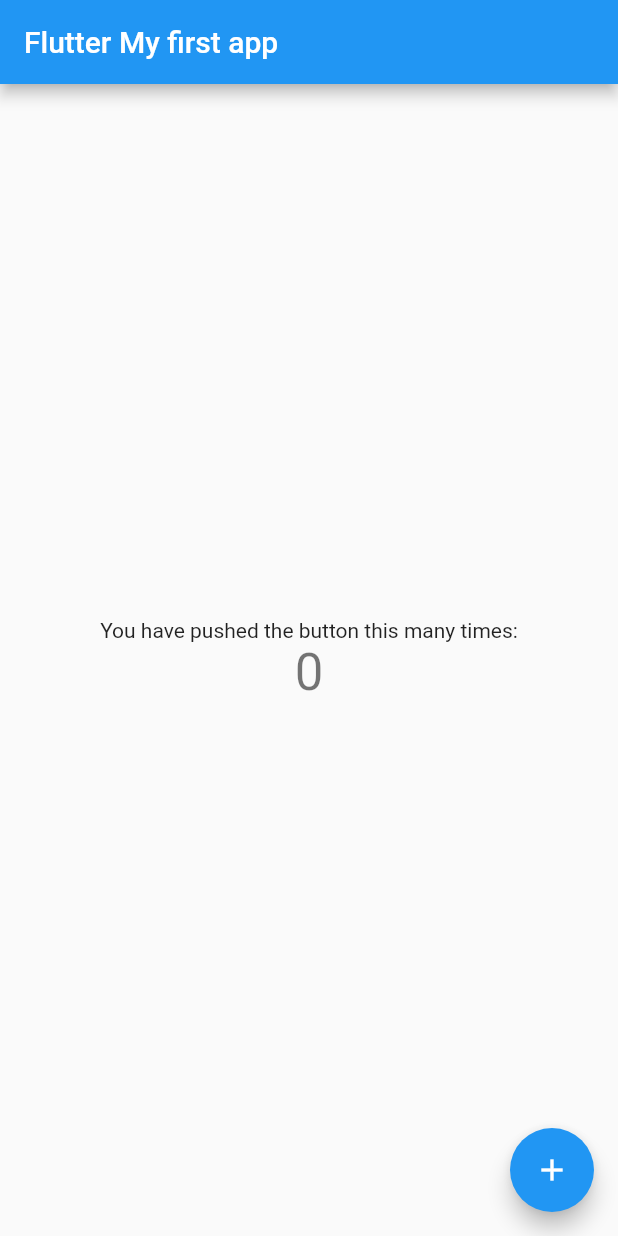
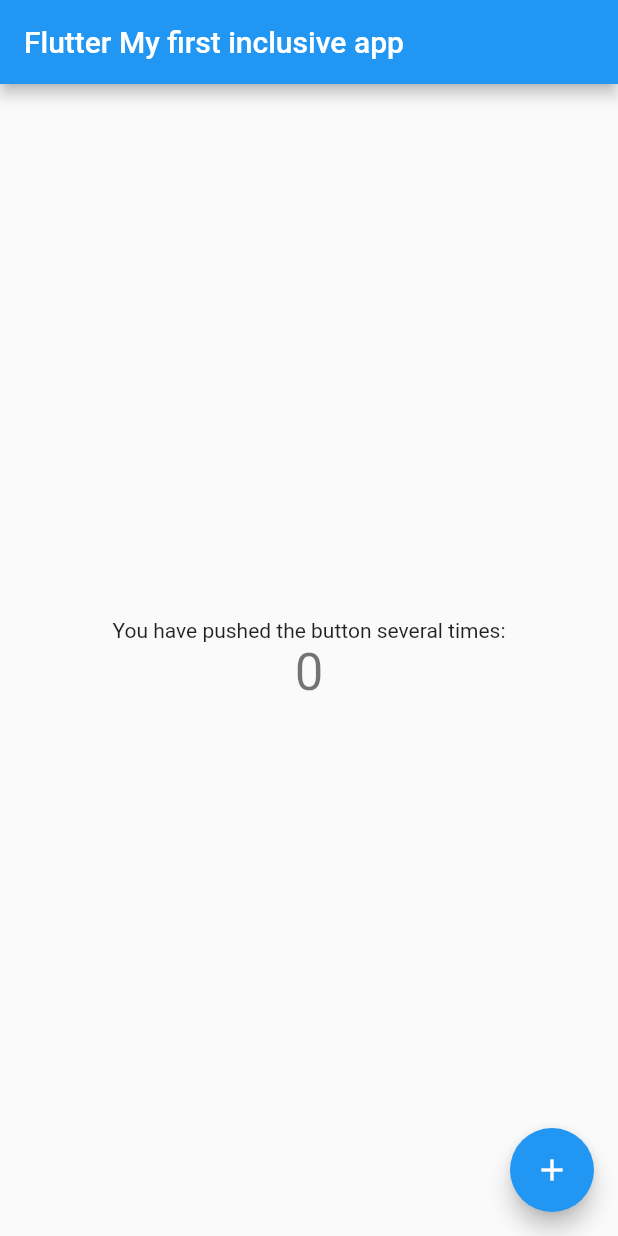
Before and after one commit to designleaders/first_app, a Flutter app: the screen it shows after launch, on a phone screen of 412 x 824 dp. Run offline on Flutter 3.47's test engine with Material 2 defaults, Android fonts, the phone set to English and light mode, and no system bars.

Commit message:
text changed

```diff
--- a/lib/main.dart
+++ b/lib/main.dart
@@ -24,7 +24,7 @@ class MyApp extends StatelessWidget {
         // is not restarted.
         primarySwatch: Colors.blue,
       ),
-      home: const MyHomePage(title: 'Flutter My first app'),
+      home: const MyHomePage(title: 'Flutter My first inclusive app'),
     );
   }
 }
@@ -96,7 +96,7 @@ class _MyHomePageState extends State<MyHomePage> {
           mainAxisAlignment: MainAxisAlignment.center,
           children: <Widget>[
             const Text(
-              'You have pushed the button this many times:',
+              'You have pushed the button several times:',
             ),
             Text(
               '$_counter',
```
